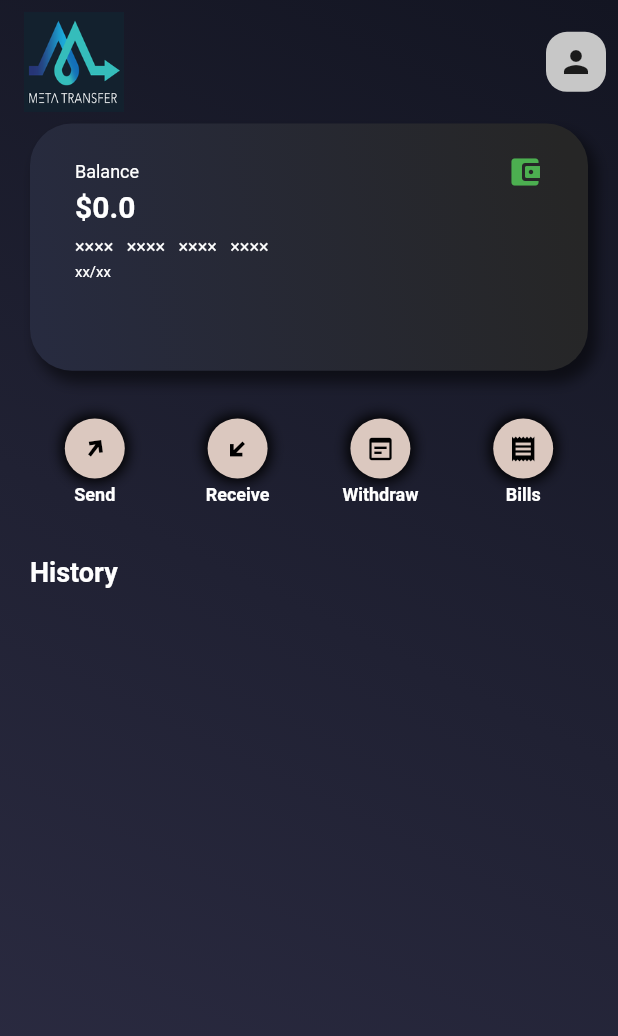
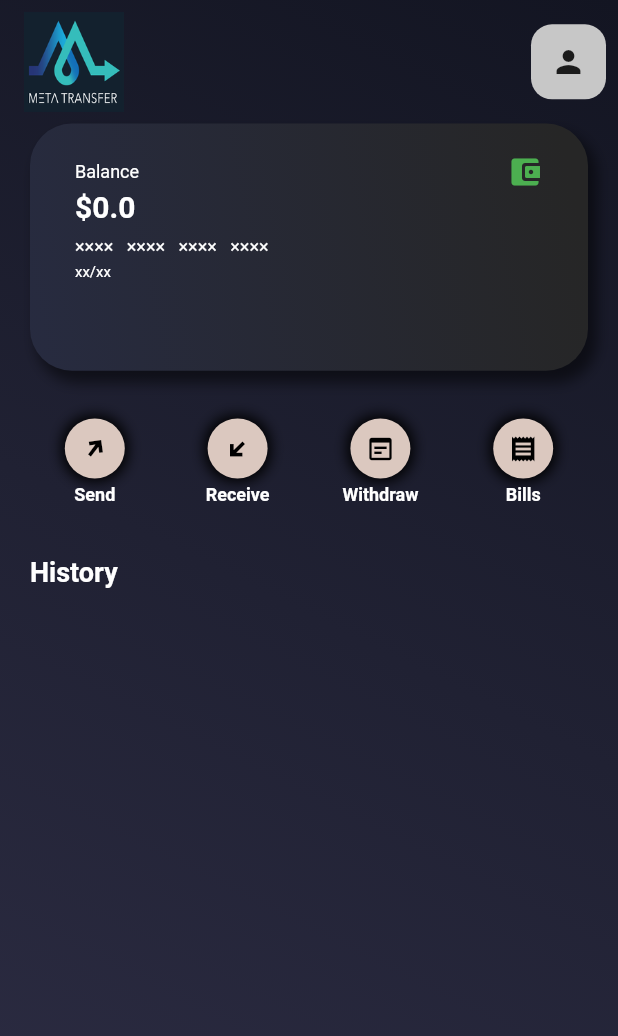
Before and after one commit to thebeast1/Meta-Transfer, a Flutter app: the HomeScreen screen opened directly, on a phone screen of 412 x 824 dp. Shown: the top 1036 px of the screen. Run offline on Flutter 3.47's test engine with Material 2 defaults, Android fonts, the phone set to English and light mode, and no system bars; our stand-ins replace awesome_dialog, cloud_firestore, firebase_auth, firebase_core, firebase_storage, image_picker and 2 more; missing offline and left inert: qr_code_scanner; accounts and stored records are empty.

```diff
--- a/lib/db_handler.dart
+++ b/lib/db_handler.dart
@@ -23,6 +23,7 @@ class DBHandler {
           currentUser.balance = result.get('balance');
           currentUser.name = result.get('name');
           currentUser.points = result.get('points');
+          currentUser.ImageUrl= result.get('profilePic');
           print("!!!!!!@@@" + currentUser.balance.toString());
         });
       });
--- a/lib/models/user.dart
+++ b/lib/models/user.dart
@@ -2,6 +2,7 @@ class UserData {
   String email, name = "unknown", cardNum = "××××××××××××××××";
   double balance = 0.0;
   int points = 0;
+  String ImageUrl = "";
 
   UserData();
 }
--- a/lib/pages/home_page.dart
+++ b/lib/pages/home_page.dart
@@ -31,11 +31,19 @@ class _HomeScreenState extends State<HomeScreen> {
       FirebaseFirestore.instance.collection('users');
 
   final double fee = 1.00;
+  String imageUrl = "";
 
   @override
   void dispose() {
     controller.dispose();
     super.dispose();
+  }
+
+  @override
+  void initState() {
+    super.initState();
+    imageUrl = DBHandler.currentUser.ImageUrl;
+    print("#####" + imageUrl);
   }
 
   @override
@@ -58,18 +66,28 @@ class _HomeScreenState extends State<HomeScreen> {
                   TitleName(),
                   InkWell(
                     onTap: () {
+                      print("@@@@@@@@@@" + DBHandler.currentUser.ImageUrl);
                       Navigator.push(
                           context,
                           MaterialPageRoute(
                               builder: (BuildContext context) => Profile()));
                     },
                     child: Container(
-                      padding: EdgeInsets.all(8),
+                      width: 50,
+                      height: 50,
                       decoration: BoxDecoration(
                         color: Color(0xffc7c7c7),
                         borderRadius: BorderRadius.circular(14),
                       ),
-                      child: Icon(Icons.person),
+                      child: DBHandler.currentUser.ImageUrl.isEmpty
+                          ? Icon(Icons.person)
+                          : ClipRRect(
+                              borderRadius: BorderRadius.circular(14),
+                              child: Image.network(
+                                DBHandler.currentUser.ImageUrl,
+                                fit: BoxFit.cover,
+                              ),
+                            ),
                     ),
                   ),
                 ],
@@ -115,6 +133,7 @@ class _HomeScreenState extends State<HomeScreen> {
                     DBHandler.currentUser.cardNum = documentSnapshot['cardNum'];
                     DBHandler.currentUser.balance = documentSnapshot['balance'];
                     DBHandler.currentUser.name = documentSnapshot['name'];
+                    DBHandler.currentUser.name = documentSnapshot['profilePic'];
                   } else {
                     DBHandler.currentUser.cardNum = "××××××××××××××××";
                     DBHandler.currentUser.balance = 0.0;
@@ -225,8 +244,7 @@ class _HomeScreenState extends State<HomeScreen> {
           stream: _history.orderBy("time", descending: false).snapshots(),
           builder: (context, AsyncSnapshot<QuerySnapshot> streamSnapshot) {
             if (streamSnapshot.connectionState == ConnectionState.waiting)
-              return Container(
-              );
+              return Container();
 
             return ListView.builder(
               itemCount: streamSnapshot.data.docs.length,
@@ -234,13 +252,11 @@ class _HomeScreenState extends State<HomeScreen> {
                 final DocumentSnapshot documentSnapshot =
                     streamSnapshot.data.docs[index];
 
-
                 var item = HistoryItem(
                     documentSnapshot['time'],
                     documentSnapshot['amount'].toString(),
                     documentSnapshot['sender'],
                     documentSnapshot['receiver']);
-
 
                 if (!(item.sender == DBHandler.currentUser.email ||
                     item.receiver == DBHandler.currentUser.email))
@@ -250,7 +266,6 @@ class _HomeScreenState extends State<HomeScreen> {
                   Icons.transit_enterexit,
                   item,
                 );
-
               },
             );
           },
@@ -397,7 +412,6 @@ class _HomeScreenState extends State<HomeScreen> {
                       'balance': DBHandler.currentUser.balance - (amount + fee),
                       // discount the transaction form the sender
                     }).then((value) {
-
                       String time = DateFormat.yMMMMEEEEd()
                           .add_Hms()
                           .format(DateTime.now());
@@ -421,7 +435,6 @@ class _HomeScreenState extends State<HomeScreen> {
                                 btnCancelOnPress: () {},
                                 btnOkOnPress: () {},
                               )..show());
-
                     }).catchError((error) => AwesomeDialog(
                           context: context,
                           dialogType: DialogType.ERROR,
@@ -568,7 +581,7 @@ class _HomeScreenState extends State<HomeScreen> {
                                 //third update my balance
                                 _users.doc(DBHandler.currentUser.email).update({
                                   'balance': DBHandler.currentUser.balance -
-                                      (amount + amount*.01),
+                                      (amount + amount * .01),
                                   // discount the transaction form the sender
                                 }).then((value) {
                                   //final step make a history of this transaction.
--- a/pubspec.yaml
+++ b/pubspec.yaml
@@ -35,6 +35,9 @@ dependencies:
   qr_flutter:
   qr_code_scanner:
   awesome_dialog:
+  image_picker:
+  firebase_storage:
+  permission_handler:
 
 dev_dependencies:
   flutter_test:
```
Also changed, not shown: lib/pages/profile_page.dart (+91 -9 lines), pubspec.lock, 1 other file.
